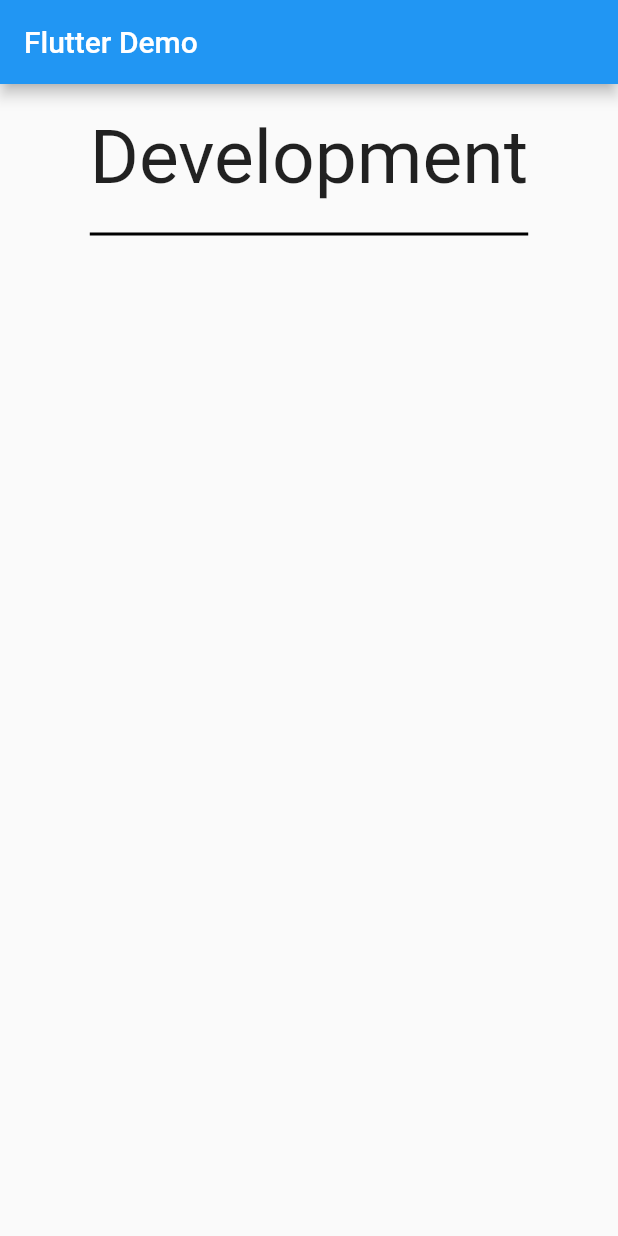
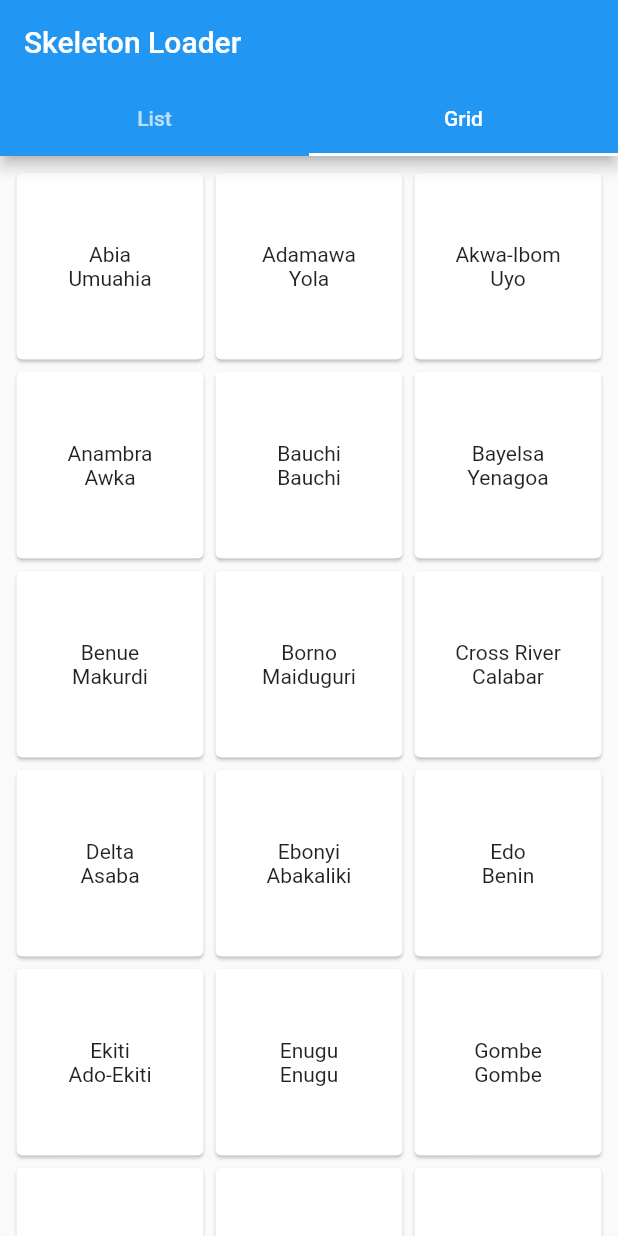
Before and after one commit to vika41130/carousel_slider, a Flutter app: the screen it shows after launch, on a phone screen of 412 x 824 dp. Run offline on Flutter 3.47's test engine with Material 2 defaults, Android fonts, the phone set to English and light mode, and no system bars; missing offline and left inert: skeleton_loader.

Commit message:
[skeleton-loader] skeleton-loader for grid and list

```diff
--- a/lib/config/index.dart
+++ /dev/null
@@ -1 +0,0 @@
-export 'assets.dart';
--- a/lib/main.dart
+++ b/lib/main.dart
@@ -1,10 +1,55 @@
 import 'package:flutter/material.dart';
+import 'package:lutoi/screens/grid.dart';
+import 'package:lutoi/screens/list.dart';
+
+import 'models/states.dart';
 
 void main() {
   runApp(MyApp());
 }
 
 class MyApp extends StatelessWidget {
+
+  final List<StateCapital> sc = [
+    StateCapital(name: "Abia", capital: "Umuahia"),
+    StateCapital(name: "Adamawa", capital: "Yola"),
+    StateCapital(name: "Akwa-Ibom", capital: "Uyo"),
+    StateCapital(name: "Anambra", capital: "Awka"),
+    StateCapital(name: "Bauchi", capital: "Bauchi"),
+    StateCapital(name: "Bayelsa", capital: "Yenagoa"),
+    StateCapital(name: "Benue", capital: "Makurdi"),
+    StateCapital(name: "Borno", capital: "Maiduguri"),
+    StateCapital(name: "Cross River", capital: "Calabar"),
+    StateCapital(name: "Delta", capital: "Asaba"),
+    StateCapital(name: "Ebonyi", capital: "Abakaliki"),
+    StateCapital(name: "Edo", capital: "Benin"),
+    StateCapital(name: "Ekiti", capital: "Ado-Ekiti"),
+    StateCapital(name: "Enugu", capital: "Enugu"),
+    // StateCapital(name: "FCT", capital: "Abuja"),
+    StateCapital(name: "Gombe", capital: "Gombe"),
+    StateCapital(name: "Imo", capital: "Owerri"),
+    StateCapital(name: "Jigawa", capital: "Dutse"),
+    StateCapital(name: "Kaduna", capital: "Kaduna"),
+    StateCapital(name: "Kano", capital: "Kano"),
+    StateCapital(name: "Katsina", capital: "Katsina"),
+    StateCapital(name: "Kebbi", capital: "Birnin-Kebbi"),
+    StateCapital(name: "Kogi", capital: "Lokoja"),
+    StateCapital(name: "Kwara", capital: "Ilorin"),
+    StateCapital(name: "Lagos", capital: "Ikeja"),
+    StateCapital(name: "Nassarawa", capital: "Lafia"),
+    StateCapital(name: "Niger", capital: "Mina"),
+    StateCapital(name: "Ogun", capital: "Abeokuta"),
+    StateCapital(name: "Ondo", capital: "Akure"),
+    StateCapital(name: "Osun", capital: "Osogbo"),
+    StateCapital(name: "Oyo", capital: "Ibadan"),
+    StateCapital(name: "Plateau", capital: "Jos"),
+    StateCapital(name: "Rivers", capital: "Port Harcourt"),
+    StateCapital(name: "Sokoto", capital: "Sokoto"),
+    StateCapital(name: "Taraba", capital: "Jalingo"),
+    StateCapital(name: "Yobe", capital: "Damaturu"),
+    StateCapital(name: "Zamfara", capital: "Gusau"),
+  ];
+
   @override
   Widget build(BuildContext context) {
     final title = 'Flutter Demo';
@@ -13,42 +58,26 @@ class MyApp extends StatelessWidget {
       theme: ThemeData(
         primarySwatch: Colors.blue,
       ),
-      home: Scaffold(
-        appBar: AppBar(
-          title: Text(title),
-        ),
-        body: SafeArea(
-          child: Container(
-            width: double.infinity,
-            child: Stack(
-              children: [
-                Column(
-                  children: [
-                    Row(
-                      mainAxisAlignment: MainAxisAlignment.center,
-                      children: [
-                        Flexible(
-                          // flex: 1,
-                          // fit: FlexFit.tight,
-                          child: Container(
-                            padding: EdgeInsets.only(top: 20, bottom: 20),
-                            child: Text(
-                              'Development',
-                              style: TextStyle(
-                                fontSize: 50,
-                              ),
-                            ),
-                            decoration: BoxDecoration(
-                              border: Border(bottom: BorderSide(color: Colors.black, width: 2),),
-                            ),
-                          ),
-                        ),
-                      ],
-                    ),
-                  ],
-                )
+      debugShowCheckedModeBanner: false,
+      home: DefaultTabController(
+        length: 2,
+        initialIndex: 1,
+        child: Scaffold(
+          appBar: AppBar(
+            title: Text('Skeleton Loader'),
+            bottom: TabBar(
+              labelColor: Colors.white,
+              tabs: [
+                Tab(text: "List",),
+                Tab(text: "Grid",),
               ],
             ),
+          ),
+          body: TabBarView(
+            children: [
+              ListExample(stateCapitals: sc),
+              GridExample(stateCapitals: sc),
+            ],
           ),
         ),
       ),
--- /dev/null
+++ b/lib/models/states.dart
@@ -0,0 +1,6 @@
+class StateCapital {
+  String name;
+  String capital;
+
+  StateCapital({this.name, this.capital});
+}
--- /dev/null
+++ b/lib/screens/grid.dart
@@ -0,0 +1,104 @@
+import 'package:flutter/material.dart';
+import 'package:skeleton_loader/skeleton_loader.dart';
+import '../models/states.dart';
+
+class GridExample extends StatefulWidget {
+  final List<StateCapital> stateCapitals;
+
+  const GridExample({
+    Key key,
+    @required this.stateCapitals,
+  }) : super(key: key);
+
+  @override
+  _GridExampleState createState() => _GridExampleState();
+}
+
+class _GridExampleState extends State<GridExample> {
+  var _isLoading = true, _isInit = false;
+  List<StateCapital> _myItemsList = [];
+
+  @override
+  void initState() {
+    if (!_isInit) {
+      _simulateLoad();
+    }
+    _isInit = true;
+    super.initState();
+  }
+
+  Future _simulateLoad() async {
+    Future.delayed(Duration(seconds: 5), () {
+      _myItemsList = widget.stateCapitals;
+      setState(() {
+        _isLoading = false;
+      });
+    });
+  }
+
+  @override
+  Widget build(BuildContext context) {
+    return Scrollbar(
+      child: SingleChildScrollView(
+        padding: EdgeInsets.all(7),
+        child: _buildBody(),
+      ),
+    );
+  }
+
+  Widget _buildBody() {
+    if (_isLoading) {
+      return SkeletonGridLoader(
+        builder: Card(
+          color: Colors.transparent,
+          child: GridTile(
+            child: Column(
+              mainAxisAlignment: MainAxisAlignment.center,
+              children: <Widget>[
+                Container(
+                  width: 50,
+                  height: 10,
+                  color: Colors.white,
+                ),
+                SizedBox(height: 10),
+                Container(
+                  width: 70,
+                  height: 10,
+                  color: Colors.white,
+                ),
+              ],
+            ),
+          ),
+        ),
+        items: 9,
+        itemsPerRow: 3,
+        period: Duration(seconds: 2),
+        highlightColor: Colors.lightBlue[300],
+        direction: SkeletonDirection.ltr,
+      );
+    } else {
+      return GridView.builder(
+        itemBuilder: (ctx, i) {
+          StateCapital sc = _myItemsList[i];
+          return Card(
+            child: GridTile(
+              child: Column(
+                mainAxisAlignment: MainAxisAlignment.center,
+                children: <Widget>[
+                  Text(sc.name),
+                  Text(sc.capital),
+                ],
+              ),
+            ),
+          );
+        },
+        itemCount: _myItemsList.length,
+        shrinkWrap: true,
+        physics: NeverScrollableScrollPhysics(),
+        gridDelegate: SliverGridDelegateWithFixedCrossAxisCount(
+          crossAxisCount: 3,
+        ),
+      );
+    }
+  }
+}
--- a/pubspec.yaml
+++ b/pubspec.yaml
@@ -28,6 +28,7 @@ dependencies:
   # The following adds the Cupertino Icons font to your application.
   # Use with the CupertinoIcons class for iOS style icons.
   cupertino_icons: ^1.0.1
+  skeleton_loader: ^1.0.2+2
 
 dev_dependencies:
   flutter_test:
```
Also changed, not shown: lib/screens/list.dart (added, +103 -0 lines), lib/widget/index.dart (deleted), pubspec.lock.
